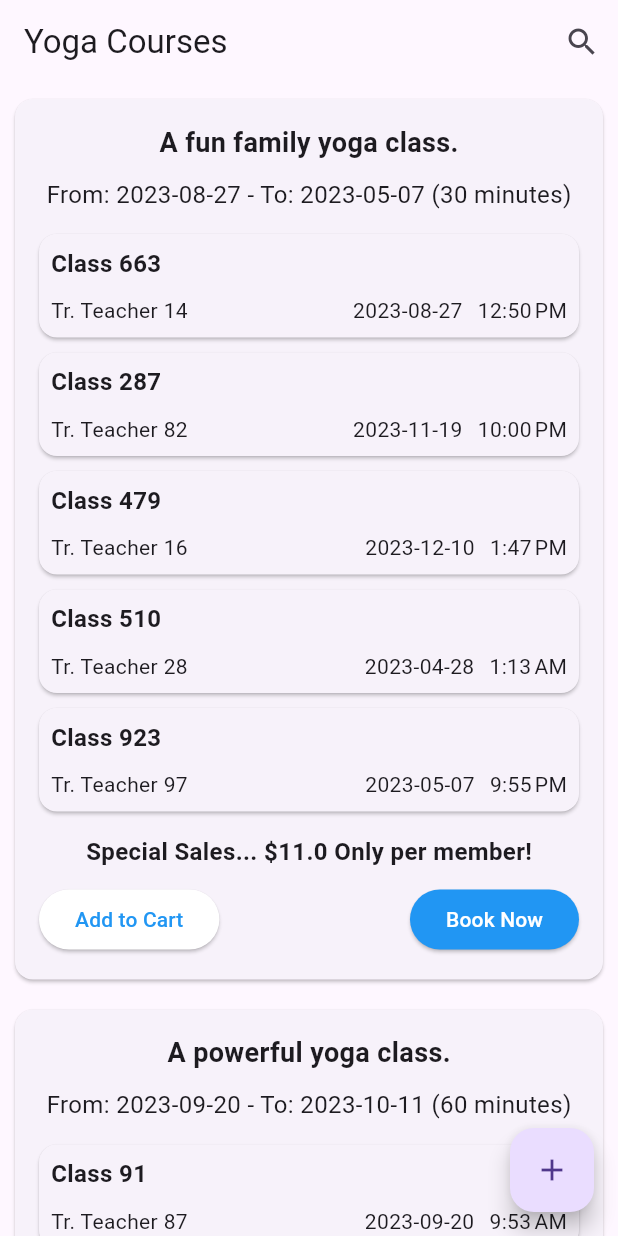
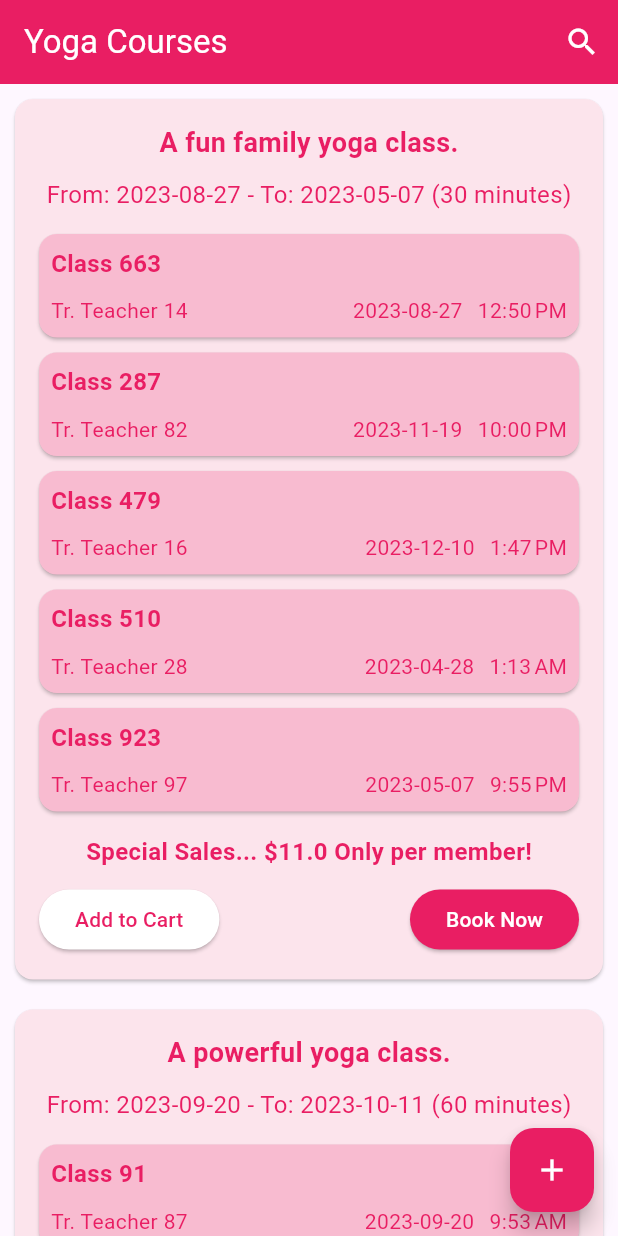
Before and after one commit to oga-tsukimori/universal_yoga_customer_app, a Flutter app: the screen it shows after launch, after a tap on the "add" icon, on a phone screen of 412 x 824 dp. Run offline on Flutter 3.47's test engine with Material 3 defaults, Android fonts, the phone set to English and light mode, and no system bars; our stand-ins replace cloud_firestore, firebase_core, get; accounts and stored records are empty.

Commit message:
update theme

```diff
--- a/lib/views/home_view.dart
+++ b/lib/views/home_view.dart
@@ -15,10 +15,17 @@ class HomeView extends StatelessWidget {
   Widget build(BuildContext context) {
     return Scaffold(
       appBar: AppBar(
-        title: const Text('Yoga Courses'),
+        title: const Text(
+          'Yoga Courses',
+          style: TextStyle(color: Colors.white),
+        ),
+        backgroundColor: Colors.pink,
         actions: [
           IconButton(
-            icon: const Icon(Icons.search),
+            icon: const Icon(
+              Icons.search,
+              color: Colors.white,
+            ),
             onPressed: () {
               showSearch(context: context, delegate: CourseSearchDelegate());
             },
@@ -48,7 +55,8 @@ class HomeView extends StatelessWidget {
         onPressed: () {
           courseController.addDummyData();
         },
-        child: const Icon(Icons.add),
+        backgroundColor: Colors.pink,
+        child: const Icon(Icons.add, color: Colors.white),
       ),
     );
   }
@@ -68,6 +76,7 @@ class CourseCard extends StatelessWidget {
   Widget build(BuildContext context) {
     return Card(
       margin: const EdgeInsets.all(10),
+      color: Colors.pink[50],
       child: Padding(
         padding: const EdgeInsets.all(16.0),
         child: Column(
@@ -75,13 +84,17 @@ class CourseCard extends StatelessWidget {
           children: [
             Text(
               course.description,
-              style: const TextStyle(fontSize: 18, fontWeight: FontWeight.bold),
+              style: const TextStyle(
+                fontSize: 18,
+                fontWeight: FontWeight.bold,
+                color: Colors.pink,
+              ),
             ),
             const SizedBox(height: 10),
             if (courseClasses.isNotEmpty) ...[
               Text(
                 'From: ${courseClasses.first.date.split('T').first} - To: ${courseClasses.last.date.split('T').first} (${course.duration} minutes)',
-                style: const TextStyle(fontSize: 16),
+                style: const TextStyle(fontSize: 16, color: Colors.pink),
               ),
               const SizedBox(height: 10),
               ...courseClasses.map((classInstance) {
@@ -93,8 +106,11 @@ class CourseCard extends StatelessWidget {
               const SizedBox(height: 10),
               Text(
                 'Special Sales... \$${course.price} Only per member!',
-                style:
-                    const TextStyle(fontSize: 16, fontWeight: FontWeight.bold),
+                style: const TextStyle(
+                  fontSize: 16,
+                  fontWeight: FontWeight.bold,
+                  color: Colors.pink,
+                ),
               ),
               const SizedBox(height: 10),
               Row(
@@ -105,7 +121,7 @@ class CourseCard extends StatelessWidget {
                       // Add to Cart functionality
                     },
                     style: ElevatedButton.styleFrom(
-                      foregroundColor: Colors.blue,
+                      foregroundColor: Colors.pink,
                       backgroundColor: Colors.white,
                     ),
                     child: const Text('Add to Cart'),
@@ -116,14 +132,19 @@ class CourseCard extends StatelessWidget {
                     },
                     style: ElevatedButton.styleFrom(
                       foregroundColor: Colors.white,
-                      backgroundColor: Colors.blue,
+                      backgroundColor: Colors.pink,
                     ),
                     child: const Text('Book Now'),
                   ),
                 ],
               ),
             ] else ...[
-              const Center(child: Text('No classes available')),
+              const Center(
+                child: Text(
+                  'No classes available',
+                  style: TextStyle(color: Colors.pink),
+                ),
+              ),
             ],
           ],
         ),
@@ -143,6 +164,7 @@ class ClassCard extends StatelessWidget {
   Widget build(BuildContext context) {
     return Card(
       margin: const EdgeInsets.symmetric(vertical: 5),
+      color: Colors.pink[100],
       child: Padding(
         padding: const EdgeInsets.all(8.0),
         child: Column(
@@ -150,21 +172,32 @@ class ClassCard extends StatelessWidget {
           children: [
             Text(
               classInstance.name,
-              style: const TextStyle(fontSize: 16, fontWeight: FontWeight.bold),
+              style: const TextStyle(
+                fontSize: 16,
+                fontWeight: FontWeight.bold,
+                color: Colors.pink,
+              ),
             ),
             const SizedBox(height: 10),
             Row(
               mainAxisAlignment: MainAxisAlignment.spaceBetween,
               children: [
-                Text('Tr. ${classInstance.teacher}'),
+                Text(
+                  'Tr. ${classInstance.teacher}',
+                  style: const TextStyle(color: Colors.pink),
+                ),
                 Row(
                   children: [
-                    Text(classInstance.date.split('T').first),
+                    Text(
+                      classInstance.date.split('T').first,
+                      style: const TextStyle(color: Colors.pink),
+                    ),
                     const SizedBox(width: 10),
                     Text(
                       DateFormat.jm().format(
                         DateTime.parse(classInstance.date),
                       ),
+                      style: const TextStyle(color: Colors.pink),
                     ),
                   ],
                 )
@@ -227,6 +260,7 @@ class CourseSearchDelegate extends SearchDelegate {
                     courseController.courseClasses[course.id] ?? [];
                 return Card(
                   margin: const EdgeInsets.all(10),
+                  color: Colors.pink[50],
                   child: Padding(
                     padding: const EdgeInsets.all(16.0),
                     child: Column(
@@ -235,18 +269,23 @@ class CourseSearchDelegate extends SearchDelegate {
                         Text(
                           course.description,
                           style: const TextStyle(
-                              fontSize: 18, fontWeight: FontWeight.bold),
+                            fontSize: 18,
+                            fontWeight: FontWeight.bold,
+                            color: Colors.pink,
+                          ),
                         ),
                         const SizedBox(height: 10),
                         if (courseClasses.isNotEmpty) ...[
                           Text(
                             'From: ${courseClasses.first.date.split('T').first} - To: ${courseClasses.last.date.split('T').first} (${course.duration} minutes)',
-                            style: const TextStyle(fontSize: 16),
+                            style: const TextStyle(
+                                fontSize: 16, color: Colors.pink),
                           ),
                           const SizedBox(height: 10),
                           ...courseClasses.map((classInstance) {
                             return Card(
                               margin: const EdgeInsets.symmetric(vertical: 5),
+                              color: Colors.pink[100],
                               child: Padding(
                                 padding: const EdgeInsets.all(8.0),
                                 child: Column(
@@ -255,14 +294,26 @@ class CourseSearchDelegate extends SearchDelegate {
                                     Text(
                                       'Class: ${classInstance.name}',
                                       style: const TextStyle(
-                                          fontSize: 16,
-                                          fontWeight: FontWeight.bold),
+                                        fontSize: 16,
+                                        fontWeight: FontWeight.bold,
+                                        color: Colors.pink,
+                                      ),
                                     ),
-                                    Text('Teacher: ${classInstance.teacher}'),
                                     Text(
-                                        'Date: ${classInstance.date.split('T').first}'),
+                                      'Teacher: ${classInstance.teacher}',
+                                      style:
+                                          const TextStyle(color: Colors.pink),
+                                    ),
                                     Text(
-                                        'Time: ${classInstance.date.split('T').last.split('.').first}'),
+                                      'Date: ${classInstance.date.split('T').first}',
+                                      style:
+                                          const TextStyle(color: Colors.pink),
+                                    ),
+                                    Text(
+                                      'Time: ${classInstance.date.split('T').last.split('.').first}',
+                                      style:
+                                          const TextStyle(color: Colors.pink),
+                                    ),
                                   ],
                                 ),
                               ),
@@ -272,7 +323,9 @@ class CourseSearchDelegate extends SearchDelegate {
                           Text(
                             'Special Sales... \$${course.price} Only per member!',
                             style: const TextStyle(
-                                fontSize: 16, fontWeight: FontWeight.bold),
+                                fontSize: 16,
+                                fontWeight: FontWeight.bold,
+                                color: Colors.pink),
                           ),
                           const SizedBox(height: 10),
                           Row(
@@ -283,7 +336,7 @@ class CourseSearchDelegate extends SearchDelegate {
                                   // Add to Cart functionality
                                 },
                                 style: ElevatedButton.styleFrom(
-                                  foregroundColor: Colors.blue,
+                                  foregroundColor: Colors.pink,
                                   backgroundColor: Colors.white,
                                 ),
                                 child: const Text('Add to Cart'),
@@ -294,14 +347,19 @@ class CourseSearchDelegate extends SearchDelegate {
                                 },
                                 style: ElevatedButton.styleFrom(
                                   foregroundColor: Colors.white,
-                                  backgroundColor: Colors.blue,
+                                  backgroundColor: Colors.pink,
                                 ),
                                 child: const Text('Book Now'),
                               ),
                             ],
                           ),
                         ] else ...[
-                          const Center(child: Text('No classes available')),
+                          const Center(
+                            child: Text(
+                              'No classes available',
+                              style: TextStyle(color: Colors.pink),
+                            ),
+                          ),
                         ],
                       ],
                     ),
```
